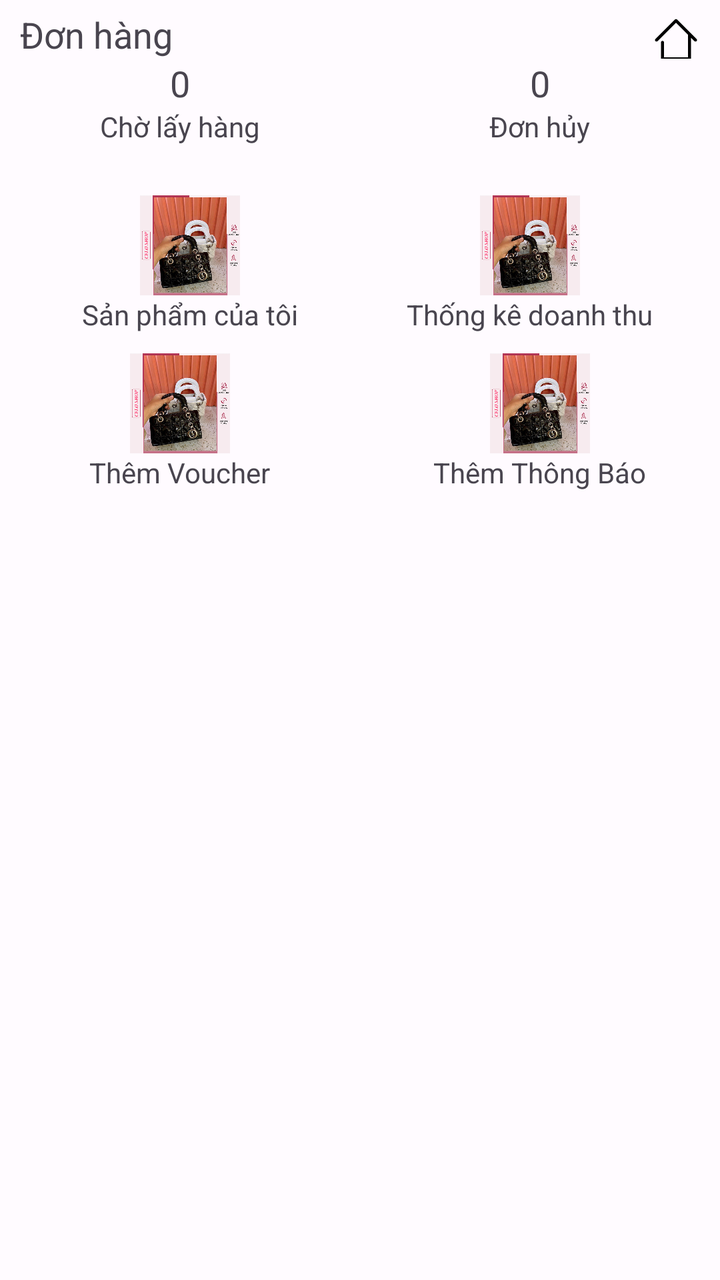
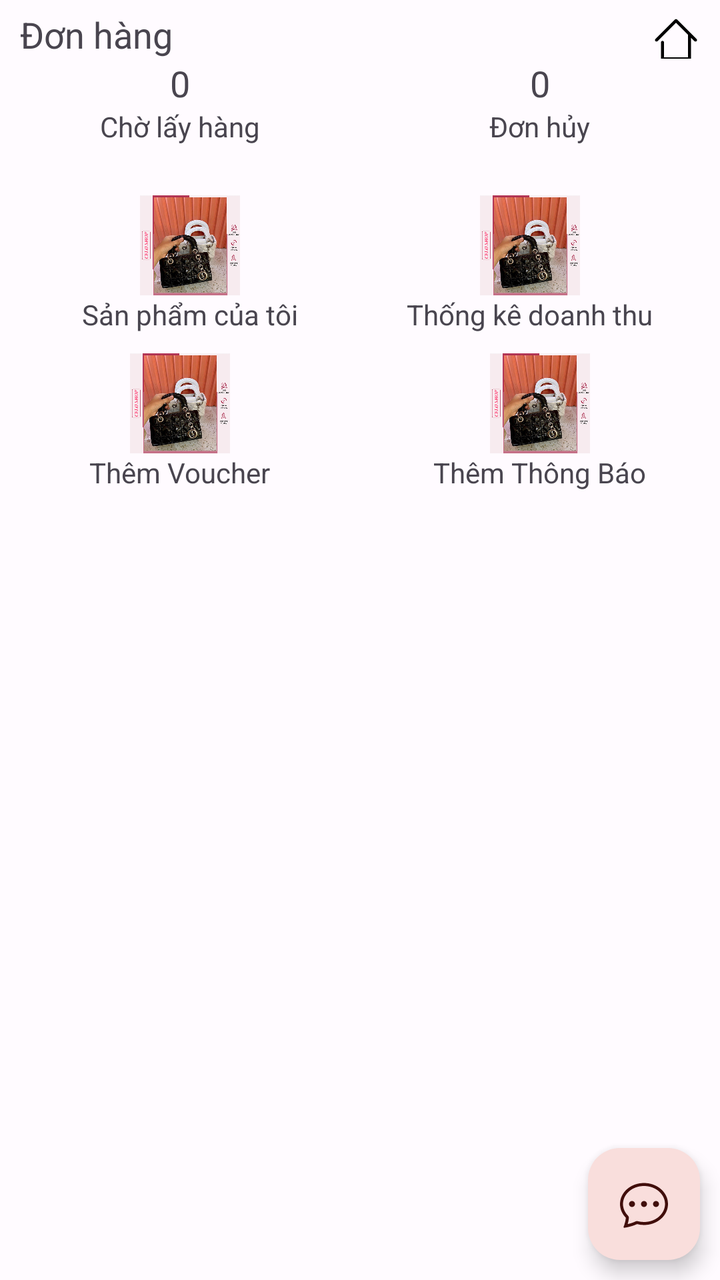

Two renders of the same Android screen: before a commit and after it. Below are the layout's source before the change and the commit's diff.
<!-- AndroidManifest.xml: application theme Theme.Gas24h_7App -->
<!-- res/layout/activity_admin.xml -->
<?xml version="1.0" encoding="utf-8"?>
<LinearLayout xmlns:android="http://schemas.android.com/apk/res/android"
    xmlns:app="http://schemas.android.com/apk/res-auto"
    xmlns:tools="http://schemas.android.com/tools"
    android:layout_width="match_parent"
    android:layout_height="match_parent"
    android:orientation="vertical"
    tools:context=".admin.AdminActivity">

    <LinearLayout
        android:layout_width="match_parent"
        android:layout_height="wrap_content"
        android:orientation="vertical">

        <LinearLayout
            android:layout_width="match_parent"
            android:layout_height="wrap_content"
            android:orientation="horizontal">
            <TextView
                android:layout_width="match_parent"
                android:layout_height="wrap_content"
                android:layout_weight="1"
                android:layout_marginStart="10dp"
                android:layout_marginTop="5dp"
                android:text="Đơn hàng"
                android:textSize="18sp" />

            <ImageView
                android:id="@+id/back_home"
                android:layout_width="24dp"
                android:layout_height="24dp"
                android:layout_gravity="center"
                android:layout_marginEnd="10dp"
                android:layout_marginTop="5dp"
                android:src="@drawable/ic_home"/>

        </LinearLayout>

        <LinearLayout
            android:layout_width="match_parent"
            android:layout_height="wrap_content"
            android:orientation="horizontal">

            <LinearLayout
                android:id="@+id/linear_shipping"
                android:layout_width="match_parent"
                android:layout_height="wrap_content"
                android:layout_weight="1"
                android:orientation="vertical">
                >

                <TextView
                    android:layout_width="wrap_content"
                    android:layout_height="wrap_content"
                    android:layout_gravity="center"
                    android:text="0"
                    android:textSize="18sp" />

                <TextView
                    android:layout_width="wrap_content"
                    android:layout_height="wrap_content"
                    android:layout_gravity="center"
                    android:text="Chờ lấy hàng" />

            </LinearLayout>

            <LinearLayout
                android:id="@+id/linear_order_cancel"
                android:layout_width="match_parent"
                android:layout_height="wrap_content"
                android:layout_weight="1"
                android:orientation="vertical">
                >

                <TextView
                    android:layout_width="wrap_content"
                    android:layout_height="wrap_content"
                    android:layout_gravity="center"
                    android:text="0"
                    android:textSize="18sp" />

                <TextView
                    android:layout_width="wrap_content"
                    android:layout_height="wrap_content"
                    android:layout_gravity="center"
                    android:text="Đơn hủy" />
            </LinearLayout>
        </LinearLayout>

        <LinearLayout
            android:layout_width="match_parent"
            android:layout_height="wrap_content"
            android:layout_marginTop="15dp"
            android:orientation="horizontal"
            android:padding="10dp">

            <LinearLayout
                android:id="@+id/linear_all_product"
                android:layout_width="match_parent"
                android:layout_height="wrap_content"
                android:layout_weight="1"
                android:orientation="vertical">

                <ImageView
                    android:layout_width="50dp"
                    android:layout_height="50dp"
                    android:layout_gravity="center"
                    android:src="@drawable/test_image" />

                <TextView
                    android:layout_width="wrap_content"
                    android:layout_height="wrap_content"
                    android:layout_gravity="center"
                    android:text="Sản phẩm của tôi" />
            </LinearLayout>

            <LinearLayout
                android:id="@+id/linear_revenue_statistics"
                android:layout_width="match_parent"
                android:layout_height="wrap_content"
                android:layout_weight="1"
                android:orientation="vertical">

                <ImageView
                    android:layout_width="50dp"
                    android:layout_height="50dp"
                    android:layout_gravity="center"
                    android:src="@drawable/test_image" />

                <TextView
                    android:layout_width="wrap_content"
                    android:layout_height="wrap_content"
                    android:layout_gravity="center"
                    android:text="Thống kê doanh thu" />
            </LinearLayout>
        </LinearLayout>

        <LinearLayout
            android:layout_width="match_parent"
            android:layout_height="wrap_content"
            android:orientation="horizontal">

            <LinearLayout
                android:id="@+id/linear_add_voucher"
                android:layout_width="match_parent"
                android:layout_height="wrap_content"
                android:layout_weight="1"
                android:orientation="vertical">

                <ImageView
                    android:layout_width="50dp"
                    android:layout_height="50dp"
                    android:layout_gravity="center"
                    android:src="@drawable/test_image" />

                <TextView
                    android:layout_width="wrap_content"
                    android:layout_height="wrap_content"
                    android:layout_gravity="center"
                    android:text="Thêm Voucher" />
            </LinearLayout>

            <LinearLayout
                android:id="@+id/linear_notification"
                android:layout_width="match_parent"
                android:layout_height="wrap_content"
                android:layout_weight="1"
                android:orientation="vertical">

                <ImageView
                    android:layout_width="50dp"
                    android:layout_height="50dp"
                    android:layout_gravity="center"
                    android:src="@drawable/test_image" />

                <TextView
                    android:layout_width="wrap_content"
                    android:layout_height="wrap_content"
                    android:layout_gravity="center"
                    android:text="Thêm Thông Báo" />
            </LinearLayout>
        </LinearLayout>
    </LinearLayout>
</LinearLayout>
<!-- resources referenced by this layout -->
<resources>
  <!-- drawable ic_home (drawable) -->
  <vector xmlns:android="http://schemas.android.com/apk/res/android"
      android:width="32dp"
      android:height="32dp"
      android:viewportWidth="32"
      android:viewportHeight="32">
    <path
        android:fillColor="#FF000000"
        android:pathData="M29.707,15.793l-13,-13c-0.391,-0.391 -1.023,-0.391 -1.414,0l-13,13c-0.391,0.391 -0.391,1.023 0,1.414s1.023,0.391 1.414,0L16,4.914l8.014,8.014C24.013,12.953 24,12.975 24,13v15H8V18c0,-0.553 -0.448,-1 -1,-1s-1,0.447 -1,1v11c0,0.553 0.448,1 1,1h18c0.553,0 1,-0.447 1,-1V14.914l2.293,2.293C28.488,17.402 28.744,17.5 29,17.5s0.512,-0.098 0.707,-0.293C30.098,16.816 30.098,16.184 29.707,15.793z"/>
  </vector>
  <style name="Theme.Gas24h_7App" parent="Base.Theme.Gas24h_7App" />
  <color name="md_theme_light_primary">#EE4D2D</color>
  <color name="md_theme_light_onPrimary">#FFFFFF</color>
  <color name="md_theme_light_primaryContainer">#F9DEDC</color>
  <color name="md_theme_light_onPrimaryContainer">#410E0B</color>
  <color name="md_theme_light_secondary">#775652</color>
  <color name="md_theme_light_onSecondary">#FFFFFF</color>
  <color name="md_theme_light_secondaryContainer">#FFDAD7</color>
  <color name="md_theme_light_onSecondaryContainer">#2C1512</color>
  <color name="md_theme_light_tertiary">#705D00</color>
  <color name="md_theme_light_onTertiary">#FFFFFF</color>
  <color name="md_theme_light_tertiaryContainer">#FFE08D</color>
  <color name="md_theme_light_onTertiaryContainer">#221B00</color>
  <color name="md_theme_light_error">#B3261E</color>
  <color name="md_theme_light_errorContainer">#F9DEDC</color>
  <color name="md_theme_light_onError">#FFFFFF</color>
  <color name="md_theme_light_onErrorContainer">#410E0B</color>
  <color name="md_theme_light_background">#FFFBFF</color>
  <color name="md_theme_light_onBackground">#201A1A</color>
  <color name="md_theme_light_surface">#FFFBFF</color>
  <color name="md_theme_light_onSurface">#201A1A</color>
  <color name="md_theme_light_surfaceVariant">#F5DDDB</color>
  <color name="md_theme_light_onSurfaceVariant">#534341</color>
  <color name="md_theme_light_outline">#857371</color>
  <color name="md_theme_light_inverseOnSurface">#FBEEEC</color>
  <color name="md_theme_light_inverseSurface">#362F2E</color>
  <color name="md_theme_light_surfaceTint">#B3261E</color>
  <color name="md_theme_light_inversePrimary">#FFB4AB</color>
  <!-- unchanged entries left out for length: 2 -->
</resources>

<!-- the commit's change to res/layout/activity_admin.xml (unified diff, before → after) -->
@@ -1,5 +1,5 @@
 <?xml version="1.0" encoding="utf-8"?>
-<LinearLayout xmlns:android="http://schemas.android.com/apk/res/android"
+<androidx.constraintlayout.widget.ConstraintLayout xmlns:android="http://schemas.android.com/apk/res/android"
     xmlns:app="http://schemas.android.com/apk/res-auto"
     xmlns:tools="http://schemas.android.com/tools"
     android:layout_width="match_parent"
@@ -10,18 +10,22 @@
     <LinearLayout
         android:layout_width="match_parent"
         android:layout_height="wrap_content"
-        android:orientation="vertical">
+        android:orientation="vertical"
+        app:layout_constraintEnd_toEndOf="parent"
+        app:layout_constraintStart_toStartOf="parent"
+        app:layout_constraintTop_toTopOf="parent">
 
         <LinearLayout
             android:layout_width="match_parent"
             android:layout_height="wrap_content"
             android:orientation="horizontal">
+
             <TextView
                 android:layout_width="match_parent"
                 android:layout_height="wrap_content"
-                android:layout_weight="1"
                 android:layout_marginStart="10dp"
                 android:layout_marginTop="5dp"
+                android:layout_weight="1"
                 android:text="Đơn hàng"
                 android:textSize="18sp" />
 
@@ -30,9 +34,9 @@
                 android:layout_width="24dp"
                 android:layout_height="24dp"
                 android:layout_gravity="center"
+                android:layout_marginTop="5dp"
                 android:layout_marginEnd="10dp"
-                android:layout_marginTop="5dp"
-                android:src="@drawable/ic_home"/>
+                android:src="@drawable/ic_home" />
 
         </LinearLayout>
 
@@ -181,4 +185,16 @@
             </LinearLayout>
         </LinearLayout>
     </LinearLayout>
-</LinearLayout>
+
+    <com.google.android.material.floatingactionbutton.FloatingActionButton
+        android:id="@+id/floatingActionButton_chat"
+        android:layout_width="wrap_content"
+        android:layout_height="wrap_content"
+        android:layout_marginEnd="10dp"
+        android:layout_marginBottom="10dp"
+        android:clickable="false"
+        app:layout_constraintBottom_toBottomOf="parent"
+        app:layout_constraintEnd_toEndOf="parent"
+        app:srcCompat="@drawable/ic_chat_dots" />
+
+</androidx.constraintlayout.widget.ConstraintLayout>
<!-- resource entries referenced after the edit -->
@@ -1,5 +1,18 @@
 <!-- resources referenced by this layout -->
 <resources>
+  <!-- drawable ic_chat_dots (drawable) -->
+  <vector xmlns:android="http://schemas.android.com/apk/res/android"
+      android:width="24dp"
+      android:height="24dp"
+      android:viewportWidth="16"
+      android:viewportHeight="16">
+    <path
+        android:pathData="M5,8a1,1 0,1 1,-2 0,1 1,0 0,1 2,0m4,0a1,1 0,1 1,-2 0,1 1,0 0,1 2,0m3,1a1,1 0,1 0,0 -2,1 1,0 0,0 0,2"
+        android:fillColor="@color/black"/>
+    <path
+        android:pathData="m2.165,15.803 l0.02,-0.004c1.83,-0.363 2.948,-0.842 3.468,-1.105A9,9 0,0 0,8 15c4.418,0 8,-3.134 8,-7s-3.582,-7 -8,-7 -8,3.134 -8,7c0,1.76 0.743,3.37 1.97,4.6a10.4,10.4 0,0 1,-0.524 2.318l-0.003,0.011a11,11 0,0 1,-0.244 0.637c-0.079,0.186 0.074,0.394 0.273,0.362a22,22 0,0 0,0.693 -0.125m0.8,-3.108a1,1 0,0 0,-0.287 -0.801C1.618,10.83 1,9.468 1,8c0,-3.192 3.004,-6 7,-6s7,2.808 7,6 -3.004,6 -7,6a8,8 0,0 1,-2.088 -0.272,1 1,0 0,0 -0.711,0.074c-0.387,0.196 -1.24,0.57 -2.634,0.893a11,11 0,0 0,0.398 -2"
+        android:fillColor="@color/black"/>
+  </vector>
   <!-- drawable ic_home (drawable) -->
   <vector xmlns:android="http://schemas.android.com/apk/res/android"
       android:width="32dp"
@@ -11,6 +24,7 @@
         android:pathData="M29.707,15.793l-13,-13c-0.391,-0.391 -1.023,-0.391 -1.414,0l-13,13c-0.391,0.391 -0.391,1.023 0,1.414s1.023,0.391 1.414,0L16,4.914l8.014,8.014C24.013,12.953 24,12.975 24,13v15H8V18c0,-0.553 -0.448,-1 -1,-1s-1,0.447 -1,1v11c0,0.553 0.448,1 1,1h18c0.553,0 1,-0.447 1,-1V14.914l2.293,2.293C28.488,17.402 28.744,17.5 29,17.5s0.512,-0.098 0.707,-0.293C30.098,16.816 30.098,16.184 29.707,15.793z"/>
   </vector>
   <style name="Theme.Gas24h_7App" parent="Base.Theme.Gas24h_7App" />
+  <color name="black">#FF000000</color>
   <color name="md_theme_light_primary">#EE4D2D</color>
   <color name="md_theme_light_onPrimary">#FFFFFF</color>
   <color name="md_theme_light_primaryContainer">#F9DEDC</color>
